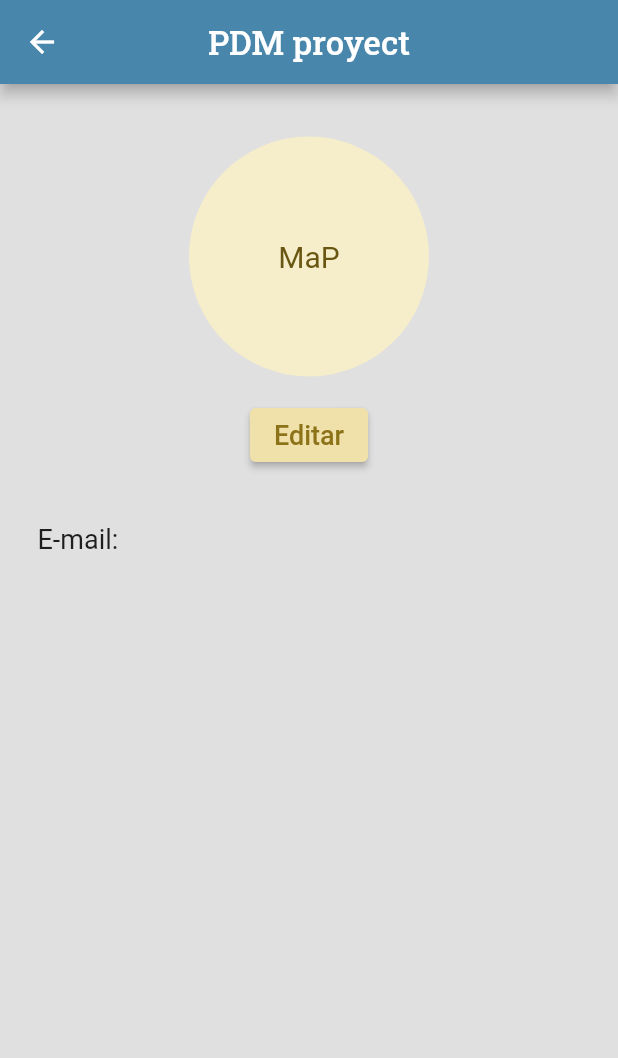
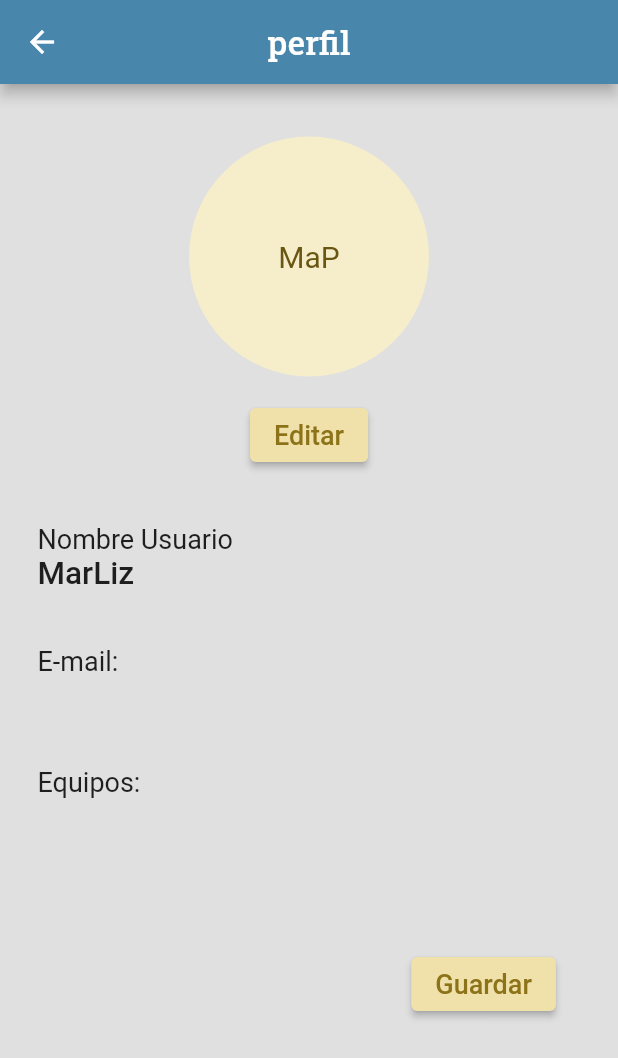
Before and after one commit to MarLiz-SanCam/CotidianisProyect, a Flutter app: the EditProfile screen opened by its route, on a phone screen of 412 x 824 dp. Shown: the top 1058 px of the screen. Run offline on Flutter 3.47's test engine with Material 2 defaults, Android fonts, the phone set to English and light mode, and no system bars; our stand-ins replace firebase_auth, firebase_core; accounts and stored records are empty.

```diff
--- a/lib/Pages/edit_profile.dart
+++ b/lib/Pages/edit_profile.dart
@@ -19,7 +19,7 @@ class _EditProfile extends State<EditProfile> {
       appBar: AppBar(
         centerTitle: true, //Centra el título de la barra de la aplicación
         title: const Text(
-          'PDM proyect',
+          'perfil',
           //Texto para el título de la aplicación (aparece en la barra)
           style: TextStyle(fontSize: 22.0, fontFamily: 'RobotoSlab'),
         ),
@@ -70,6 +70,39 @@ class _EditProfile extends State<EditProfile> {
               Column(
                 mainAxisAlignment: MainAxisAlignment.spaceEvenly,
                 crossAxisAlignment: CrossAxisAlignment.start,
+                children: const [
+                  Text(
+                    "Nombre Usuario",
+                    style: TextStyle(
+                      fontSize: 18,
+                      fontFamily: "Roboto",
+                      fontWeight: FontWeight.w400,
+                    ),
+                  ),
+                  Text(
+                    "MarLiz",
+                    style: TextStyle(
+                        fontSize: 21,
+                        fontFamily: "Roboto",
+                        fontWeight: FontWeight.w500
+                    ),
+                  ),
+                ],
+              ),
+            ],
+          ),
+          const SizedBox(
+            height: 35,
+            width: 300,
+          ),
+          Row(
+            children: [
+              const SizedBox(
+                width: 25,
+              ),
+              Column(
+                mainAxisAlignment: MainAxisAlignment.spaceEvenly,
+                crossAxisAlignment: CrossAxisAlignment.start,
                 children: [
                   Text(
                     "E-mail:",
@@ -91,6 +124,84 @@ class _EditProfile extends State<EditProfile> {
               ),
             ],
           ),
+          const SizedBox(
+            height: 35,
+            width: 300,
+          ),
+          Row(
+            children: [
+              const SizedBox(
+                width: 25,
+              ),
+              Column(
+                mainAxisAlignment: MainAxisAlignment.spaceEvenly,
+                crossAxisAlignment: CrossAxisAlignment.start,
+                children: [
+                  const Text(
+                    "Equipos:",
+                    style: TextStyle(
+                      fontSize: 18,
+                      fontFamily: "Roboto",
+                      fontWeight: FontWeight.w400,
+                    ),
+                  ),
+                  Text(
+                    user.email!,
+                    style: TextStyle(
+                        fontSize: 21,
+                        fontFamily: "Roboto",
+                        fontWeight: FontWeight.w500
+                    ),
+                  ),
+                  Text(
+                    user.email!,
+                    style: TextStyle(
+                        fontSize: 21,
+                        fontFamily: "Roboto",
+                        fontWeight: FontWeight.w500
+                    ),
+                  ),
+                  Text(
+                    user.email!,
+                    style: TextStyle(
+                        fontSize: 21,
+                        fontFamily: "Roboto",
+                        fontWeight: FontWeight.w500
+                    ),
+                  ),
+                  Text(
+                    user.email!,
+                    style: TextStyle(
+                        fontSize: 21,
+                        fontFamily: "Roboto",
+                        fontWeight: FontWeight.w500
+                    ),
+                  ),
+                ],
+              ),
+            ],
+          ),
+          Row(
+            mainAxisAlignment: MainAxisAlignment.spaceAround,
+            children: [
+              const SizedBox(
+                width: 150,
+              ),
+              ElevatedButton(
+                  style: ButtonStyle(
+                    backgroundColor: MaterialStateProperty.all<Color>(
+                        Buff.buff.shade200
+                    ),
+                  ),
+                  onPressed: () {
+                    Navigator.of(context).pop();
+                  },
+                  child: Text("Guardar",
+                      style: TextStyle(fontSize: 18.0,color: Buff.buff.shade700))
+              ),
+            ],
+          ),
+
         ],
       ),
     );
```
